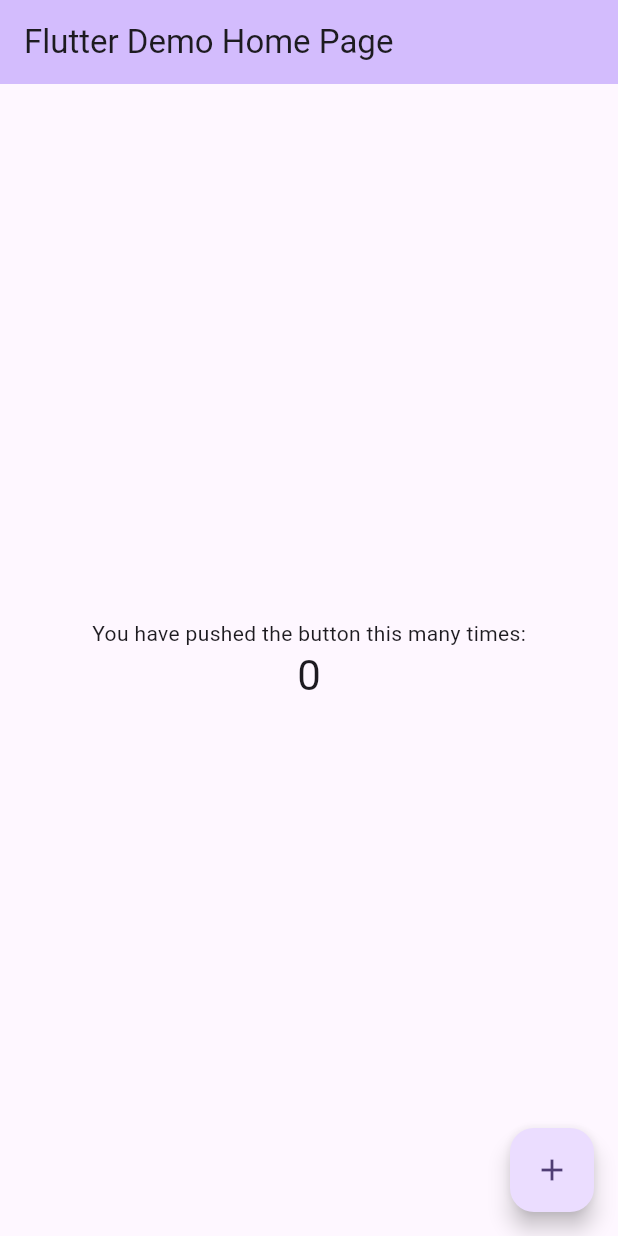
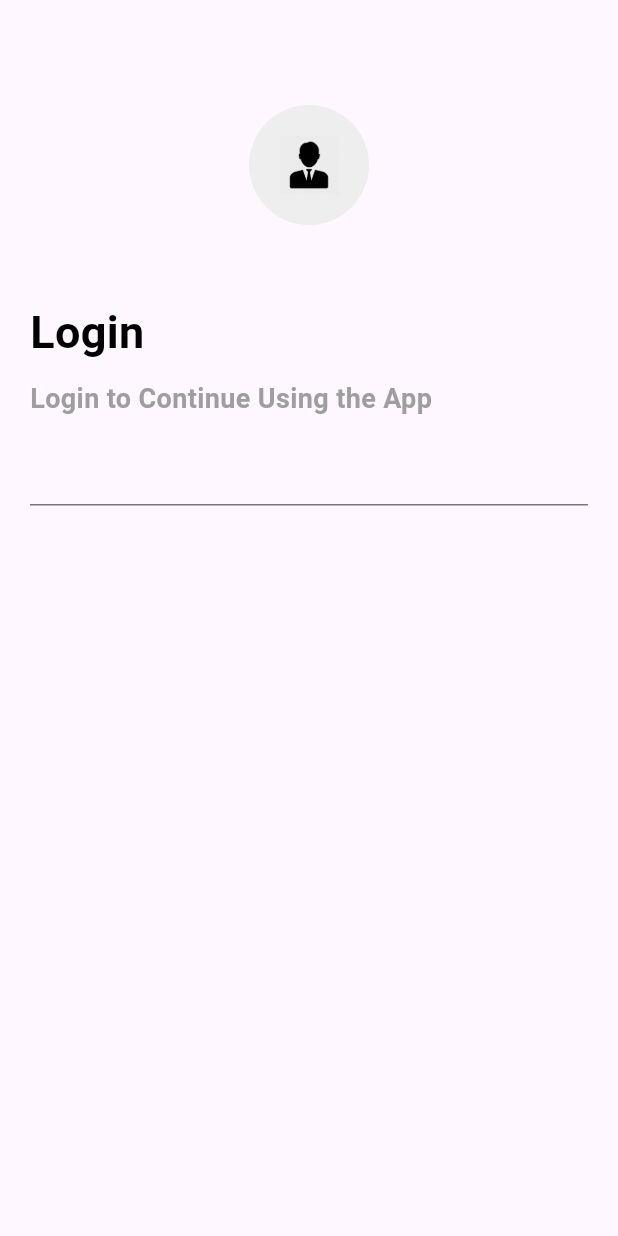
Before and after one commit to Mohalimmed/Auth_Login, a Flutter app: the screen it shows after launch, on a phone screen of 412 x 824 dp. Run offline on Flutter 3.47's test engine with Material 3 defaults, Android fonts, the phone set to English and light mode, and no system bars; our stand-ins replace firebase_core; accounts and stored records are empty.

Commit message:
initalizing the firebase with the app and adding simple design for the login page

```diff
--- /dev/null
+++ b/lib/auth/login.dart
@@ -0,0 +1,70 @@
+import 'package:flutter/material.dart';
+
+class Login extends StatefulWidget {
+  const Login({super.key});
+
+  @override
+  State<Login> createState() => _LoginState();
+}
+
+class _LoginState extends State<Login> {
+  @override
+  Widget build(BuildContext context) {
+    return Scaffold(
+      body: Padding(
+        padding: const EdgeInsets.all(20.0),
+        child: ListView(
+          children: [
+            Column(
+              crossAxisAlignment: CrossAxisAlignment.start,
+              children: [
+                const SizedBox(
+                  height: 50,
+                ),
+                Center(
+                  child: Container(
+                    width: 80,
+                    height: 80,
+                    padding: const EdgeInsets.all(10),
+                    alignment: Alignment.center,
+                    decoration: BoxDecoration(
+                        color: Colors.grey[200],
+                        borderRadius: BorderRadius.circular(70)),
+                    child: Image.asset(
+                      'assets/images/logo.png',
+                      height: 40,
+                    ),
+                  ),
+                ),
+                const SizedBox(
+                  height: 50,
+                ),
+                const Text(
+                  'Login',
+                  style: TextStyle(
+                      color: Colors.black,
+                      fontWeight: FontWeight.bold,
+                      fontSize: 30),
+                ),
+                const SizedBox(
+                  height: 10,
+                ),
+                const Text(
+                  'Login to Continue Using the App',
+                  style: TextStyle(
+                      color: Colors.grey,
+                      fontWeight: FontWeight.bold,
+                      fontSize: 18),
+                ),
+                const SizedBox(
+                  height: 10,
+                ),
+                TextFormField(),
+              ],
+            )
+          ],
+        ),
+      ),
+    );
+  }
+}
--- a/lib/main.dart
+++ b/lib/main.dart
@@ -1,6 +1,11 @@
+import 'package:auth_login/auth/login.dart';
+import 'package:firebase_core/firebase_core.dart';
 import 'package:flutter/material.dart';
 
-void main() {
+void main() async {
+  WidgetsFlutterBinding.ensureInitialized();
+  await Firebase.initializeApp();
+
   runApp(const MyApp());
 }
 
@@ -10,116 +15,9 @@ class MyApp extends StatelessWidget {
   // This widget is the root of your application.
   @override
   Widget build(BuildContext context) {
-    return MaterialApp(
-      title: 'Flutter Demo',
-      theme: ThemeData(
-        // This is the theme of your application.
-        //
-        // TRY THIS: Try running your application with "flutter run". You'll see
-        // the application has a purple toolbar. Then, without quitting the app,
-        // try changing the seedColor in the colorScheme below to Colors.green
-        // and then invoke "hot reload" (save your changes or press the "hot
-        // reload" button in a Flutter-supported IDE, or press "r" if you used
-        // the command line to start the app).
-        //
-        // Notice that the counter didn't reset back to zero; the application
-        // state is not lost during the reload. To reset the state, use hot
-        // restart instead.
-        //
-        // This works for code too, not just values: Most code changes can be
-        // tested with just a hot reload.
-        colorScheme: ColorScheme.fromSeed(seedColor: Colors.deepPurple),
-        useMaterial3: true,
-      ),
-      home: const MyHomePage(title: 'Flutter Demo Home Page'),
+    return const MaterialApp(
+     debugShowCheckedModeBanner: false,
+      home: Login(),
     );
   }
 }
-
-class MyHomePage extends StatefulWidget {
-  const MyHomePage({super.key, required this.title});
-
-  // This widget is the home page of your application. It is stateful, meaning
-  // that it has a State object (defined below) that contains fields that affect
-  // how it looks.
-
-  // This class is the configuration for the state. It holds the values (in this
-  // case the title) provided by the parent (in this case the App widget) and
-  // used by the build method of the State. Fields in a Widget subclass are
-  // always marked "final".
-
-  final String title;
-
-  @override
-  State<MyHomePage> createState() => _MyHomePageState();
-}
-
-class _MyHomePageState extends State<MyHomePage> {
-  int _counter = 0;
-
-  void _incrementCounter() {
-    setState(() {
-      // This call to setState tells the Flutter framework that something has
-      // changed in this State, which causes it to rerun the build method below
-      // so that the display can reflect the updated values. If we changed
-      // _counter without calling setState(), then the build method would not be
-      // called again, and so nothing would appear to happen.
-      _counter++;
-    });
-  }
-
-  @override
-  Widget build(BuildContext context) {
-    // This method is rerun every time setState is called, for instance as done
-    // by the _incrementCounter method above.
-    //
-    // The Flutter framework has been optimized to make rerunning build methods
-    // fast, so that you can just rebuild anything that needs updating rather
-    // than having to individually change instances of widgets.
-    return Scaffold(
-      appBar: AppBar(
-        // TRY THIS: Try changing the color here to a specific color (to
-        // Colors.amber, perhaps?) and trigger a hot reload to see the AppBar
-        // change color while the other colors stay the same.
-        backgroundColor: Theme.of(context).colorScheme.inversePrimary,
-        // Here we take the value from the MyHomePage object that was created by
-        // the App.build method, and use it to set our appbar title.
-        title: Text(widget.title),
-      ),
-      body: Center(
-        // Center is a layout widget. It takes a single child and positions it
-        // in the middle of the parent.
-        child: Column(
-          // Column is also a layout widget. It takes a list of children and
-          // arranges them vertically. By default, it sizes itself to fit its
-          // children horizontally, and tries to be as tall as its parent.
-          //
-          // Column has various properties to control how it sizes itself and
-          // how it positions its children. Here we use mainAxisAlignment to
-          // center the children vertically; the main axis here is the vertical
-          // axis because Columns are vertical (the cross axis would be
-          // horizontal).
-          //
-          // TRY THIS: Invoke "debug painting" (choose the "Toggle Debug Paint"
-          // action in the IDE, or press "p" in the console), to see the
-          // wireframe for each widget.
-          mainAxisAlignment: MainAxisAlignment.center,
-          children: <Widget>[
-            const Text(
-              'You have pushed the button this many times:',
-            ),
-            Text(
-              '$_counter',
-              style: Theme.of(context).textTheme.headlineMedium,
-            ),
-          ],
-        ),
-      ),
-      floatingActionButton: FloatingActionButton(
-        onPressed: _incrementCounter,
-        tooltip: 'Increment',
-        child: const Icon(Icons.add),
-      ), // This trailing comma makes auto-formatting nicer for build methods.
-    );
-  }
-}
```
Also changed, not shown: pubspec.yaml (+8 -2 lines), assets/images/logo.png (added), lib/auth/sign_up.dart (added), pubspec.lock, 6 other files.
